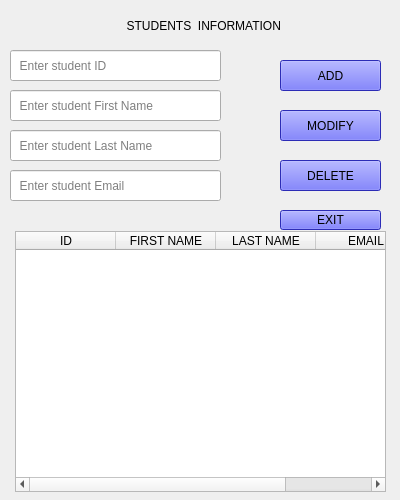
Above: admin.ui from mariamzhamakochyan/Lab-projects before the change. Below: the same form after it.
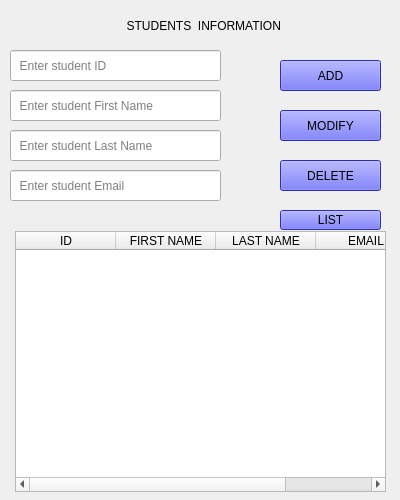
That is the form after the change.

What changed in the file:
```diff
--- a/admin.ui
+++ b/admin.ui
@@ -179,7 +179,7 @@
     <string notr="true">background-color: rgb(61, 62, 255);</string>
    </property>
    <property name="text">
-    <string>EXIT</string>
+    <string>LIST</string>
    </property>
   </widget>
  </widget>
```
Left out of the diff: 2 changed lines with no effect on the pictures.
